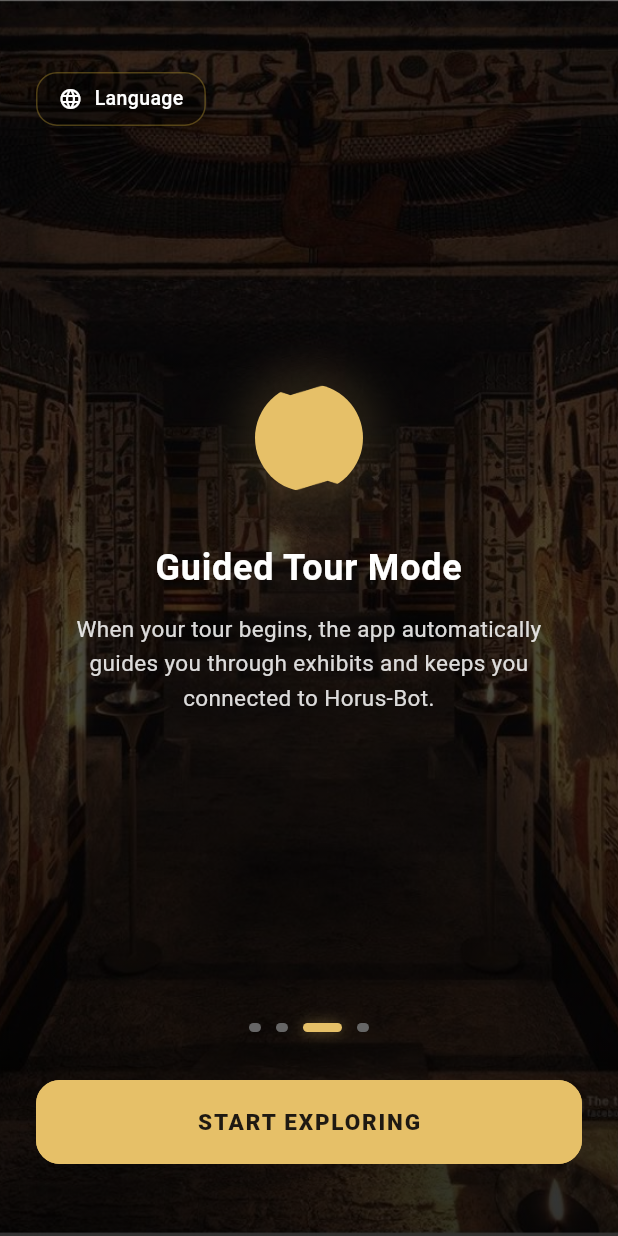
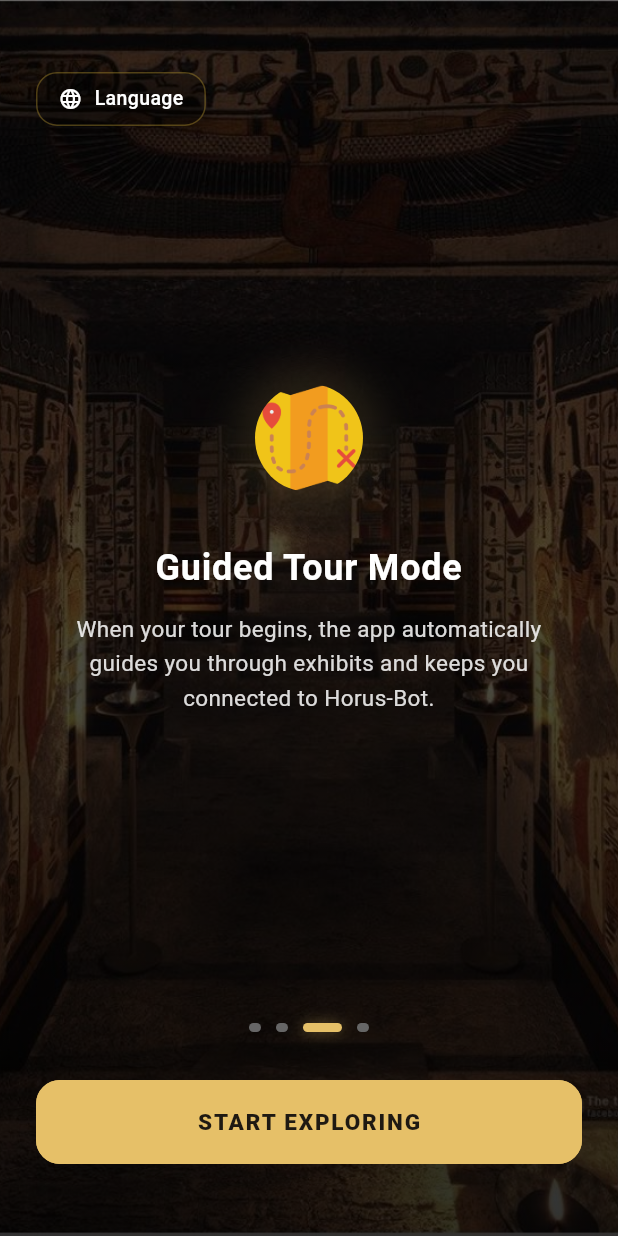
Before and after one commit to Farida-Waheed/museum_app, a Flutter app: the screen it shows after launch, swiped to page 3, on a phone screen of 412 x 824 dp. Run offline on Flutter 3.47's test engine with Material 3 defaults, Android fonts, the phone set to English and light mode, and no system bars; our stand-ins replace audioplayers, permission_handler, shared_preferences; missing offline and left inert: mobile_scanner; project files that could hold a hidden picture were left out.

Commit message:
Restore original onboarding icon appearance
- Removed 'color' and 'colorBlendMode: BlendMode.srcIn' from the Image.asset widget in lib/screens/onboarding/onboarding_screen.dart.
- This restores the original outlined icon appearance with visible internal details.
- Ensured all other UI elements, animations, and layouts remain unchanged.

Co-authored-by: Farida-Waheed <172945916+Farida-Waheed@users.noreply.github.com>

```diff
--- a/lib/screens/onboarding/onboarding_screen.dart
+++ b/lib/screens/onboarding/onboarding_screen.dart
@@ -185,8 +185,6 @@ class _OnboardingScreenState extends State<OnboardingScreen> with SingleTickerPr
                                     pages[index]["iconPath"]!,
                                     width: 72,
                                     height: 72,
-                                    color: const Color(0xFFE6C068),
-                                    colorBlendMode: BlendMode.srcIn,
                                   ),
                                 ),
                               ),
```
